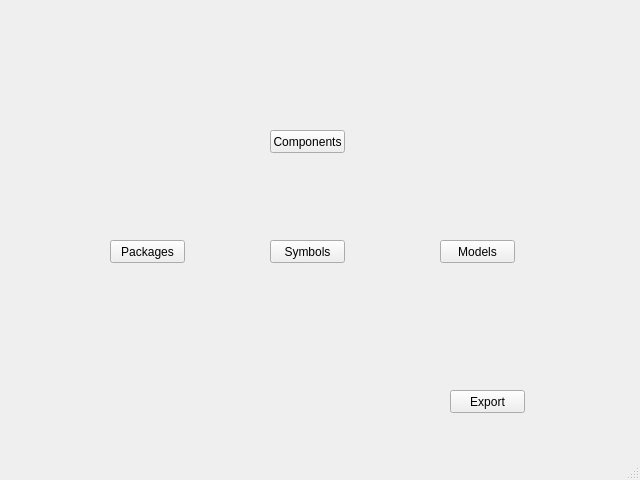
BamWolf/altium-common-library.client, file client/src/ui/mainwindow.ui: the form before one commit.
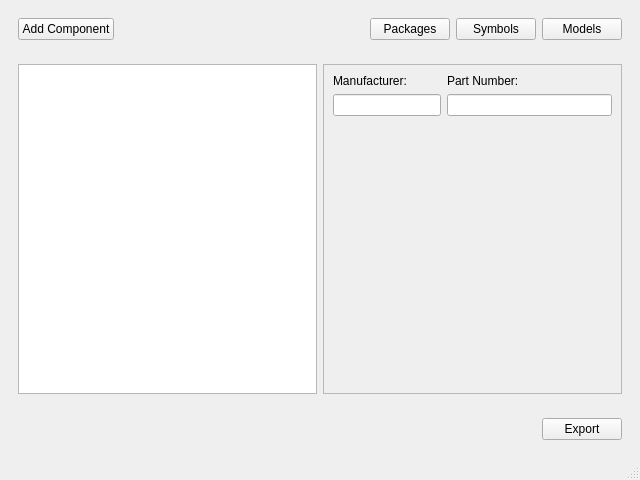
The form after the commit.

Diff of the .ui file:
```diff
--- a/client/src/ui/mainwindow.ui
+++ b/client/src/ui/mainwindow.ui
@@ -14,71 +14,146 @@
    <string>MainWindow</string>
   </property>
   <widget class="QWidget" name="centralwidget">
+   <layout class="QVBoxLayout" name="verticalLayout_2">
+    <item>
+     <widget class="QWidget" name="widget_header" native="true">
+      <layout class="QHBoxLayout" name="horizontalLayout">
+       <item>
+        <widget class="QPushButton" name="component_button">
+         <property name="text">
+          <string>Add Component</string>
+         </property>
+        </widget>
+       </item>
+       <item>
+        <spacer name="spacer_header">
+         <property name="orientation">
+          <enum>Qt::Horizontal</enum>
+         </property>
+         <property name="sizeHint" stdset="0">
+          <size>
+           <width>267</width>
+           <height>20</height>
+          </size>
+         </property>
+        </spacer>
+       </item>
+       <item>
    <widget class="QPushButton" name="package_button">
-    <property name="geometry">
-     <rect>
-      <x>110</x>
-      <y>240</y>
-      <width>75</width>
-      <height>23</height>
-     </rect>
-    </property>
     <property name="text">
      <string>Packages</string>
     </property>
    </widget>
+       </item>
+       <item>
    <widget class="QPushButton" name="symbol_button">
-    <property name="geometry">
-     <rect>
-      <x>270</x>
-      <y>240</y>
-      <width>75</width>
-      <height>23</height>
-     </rect>
-    </property>
     <property name="text">
      <string>Symbols</string>
     </property>
    </widget>
+       </item>
+       <item>
    <widget class="QPushButton" name="model_button">
-    <property name="geometry">
-     <rect>
-      <x>440</x>
-      <y>240</y>
-      <width>75</width>
-      <height>23</height>
-     </rect>
-    </property>
     <property name="text">
      <string>Models</string>
     </property>
    </widget>
-   <widget class="QPushButton" name="component_button">
-    <property name="geometry">
-     <rect>
-      <x>270</x>
-      <y>130</y>
-      <width>75</width>
-      <height>23</height>
-     </rect>
-    </property>
+       </item>
+      </layout>
+     </widget>
+    </item>
+    <item>
+     <widget class="QWidget" name="widget_body" native="true">
+      <layout class="QHBoxLayout" name="horizontalLayout_2">
+       <item>
+        <widget class="QListWidget" name="componentList"/>
+       </item>
+       <item>
+        <widget class="QFrame" name="frame">
+         <property name="frameShape">
+          <enum>QFrame::StyledPanel</enum>
+         </property>
+         <property name="frameShadow">
+          <enum>QFrame::Raised</enum>
+         </property>
+         <layout class="QFormLayout" name="formLayout">
+          <item row="0" column="0">
+           <widget class="QLabel" name="manufacturerLabel">
     <property name="text">
-     <string>Components</string>
-    </property>
-   </widget>
+             <string>Manufacturer:</string>
+            </property>
+           </widget>
+          </item>
+          <item row="1" column="0">
+           <widget class="QLineEdit" name="componentName">
+            <property name="enabled">
+             <bool>true</bool>
+            </property>
+            <property name="readOnly">
+             <bool>true</bool>
+            </property>
+           </widget>
+          </item>
+          <item row="3" column="0">
+           <spacer name="spacer_body">
+            <property name="orientation">
+             <enum>Qt::Vertical</enum>
+            </property>
+            <property name="sizeHint" stdset="0">
+             <size>
+              <width>20</width>
+              <height>40</height>
+             </size>
+            </property>
+           </spacer>
+          </item>
+          <item row="1" column="1">
+           <widget class="QLineEdit" name="componentPartnumber">
+            <property name="readOnly">
+             <bool>true</bool>
+            </property>
+           </widget>
+          </item>
+          <item row="0" column="1">
+           <widget class="QLabel" name="partnumberLabel">
+            <property name="text">
+             <string>Part Number:</string>
+            </property>
+           </widget>
+          </item>
+         </layout>
+        </widget>
+       </item>
+      </layout>
+     </widget>
+    </item>
+    <item>
+     <widget class="QWidget" name="widget_footer" native="true">
+      <layout class="QHBoxLayout" name="horizontalLayout_3">
+       <item>
+        <spacer name="spacer_footer">
+         <property name="orientation">
+          <enum>Qt::Horizontal</enum>
+         </property>
+         <property name="sizeHint" stdset="0">
+          <size>
+           <width>520</width>
+           <height>20</height>
+          </size>
+         </property>
+        </spacer>
+       </item>
+       <item>
    <widget class="QPushButton" name="export_button">
-    <property name="geometry">
-     <rect>
-      <x>450</x>
-      <y>390</y>
-      <width>75</width>
-      <height>23</height>
-     </rect>
-    </property>
     <property name="text">
      <string>Export</string>
     </property>
    </widget>
+       </item>
+      </layout>
+     </widget>
+    </item>
+   </layout>
   </widget>
   <widget class="QMenuBar" name="menubar">
    <property name="geometry">
```
Left out of the diff: 2 changed lines with no effect on the pictures. Lines whose indentation alone changed are shown as unchanged.
